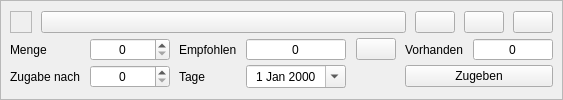
Above: kleiner-brauhelfer/widgets/wdghefegabe.ui from kleiner-brauhelfer/kleiner-brauhelfer-2 before the change. Below: the same form after it.
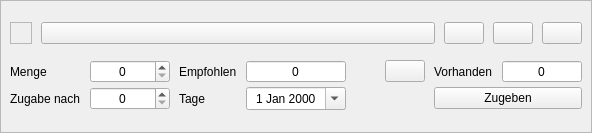
That is the form after the change. Icons and pictures are not drawn. Custom widgets are drawn as their Qt base class.

```diff
--- a/kleiner-brauhelfer/widgets/wdghefegabe.ui
+++ b/kleiner-brauhelfer/widgets/wdghefegabe.ui
@@ -6,8 +6,8 @@
    <rect>
     <x>0</x>
     <y>0</y>
-    <width>563</width>
-    <height>100</height>
+    <width>592</width>
+    <height>133</height>
    </rect>
   </property>
   <property name="sizePolicy">
```
Left out of the diff: 4 changed lines with no effect on the pictures.
